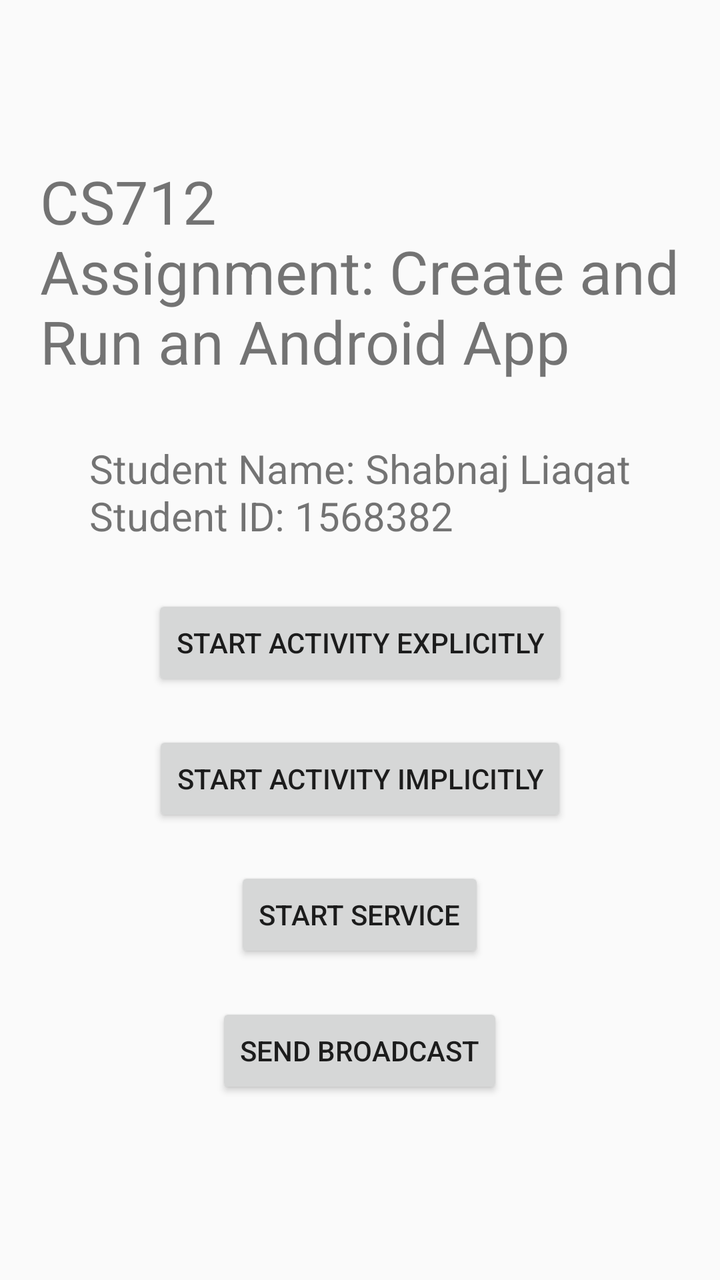
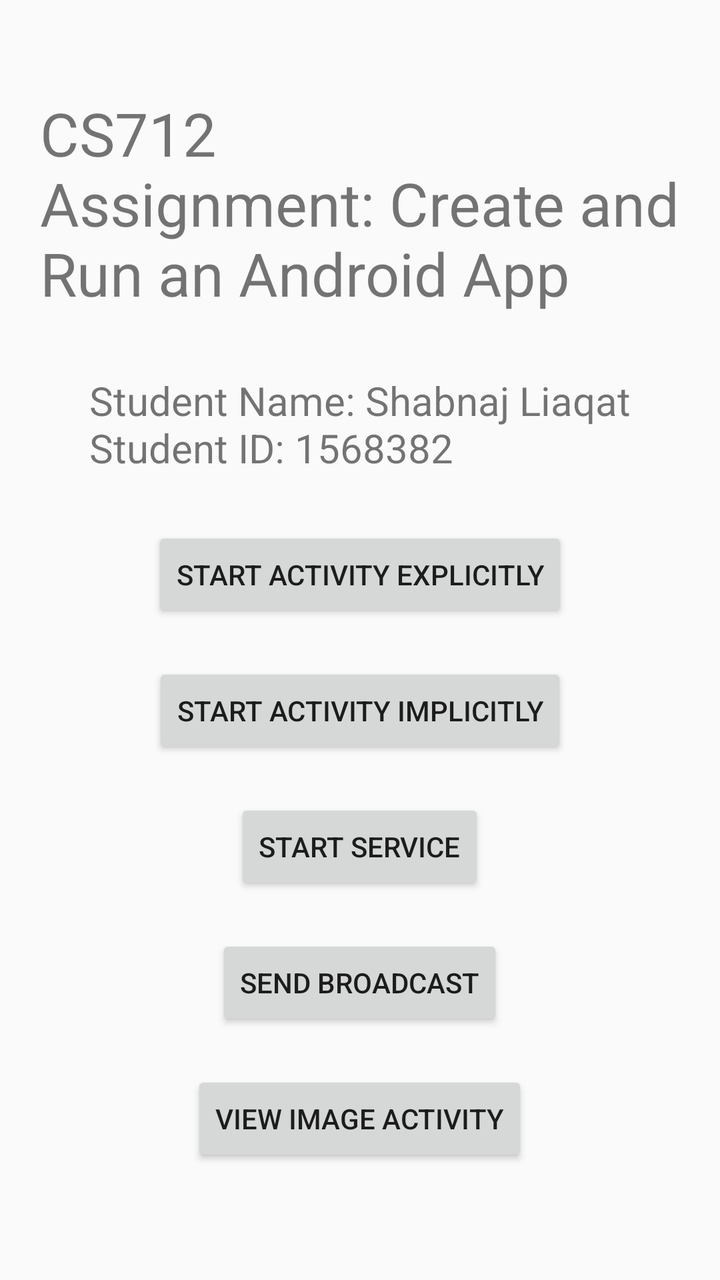

Two renders of the same Android screen: before a commit and after it. Below are the layout's source before the change and the commit's diff.
<!-- AndroidManifest.xml: application theme Theme.CS712AndroidApp -->
<!-- res/layout/main_activity.xml -->
<?xml version="1.0" encoding="utf-8"?>
<LinearLayout
    xmlns:android="http://schemas.android.com/apk/res/android"
    android:layout_width="match_parent"
    android:layout_height="match_parent"
    android:orientation="vertical"
    android:gravity="center"
    android:padding="20dp">

    <TextView
        android:id="@+id/textTitle"
        android:layout_width="wrap_content"
        android:layout_height="wrap_content"
        android:text="CS712\nAssignment: Create and Run an Android App"
        android:textSize="30sp"
        android:layout_marginBottom="30dp"/>

    <TextView
        android:id="@+id/textName"
        android:layout_width="wrap_content"
        android:layout_height="wrap_content"
        android:text="Student Name: Shabnaj Liaqat\nStudent ID: 1568382"
        android:textSize="20dp"
        android:layout_marginBottom="16dp"/>

    <Button
        android:id="@+id/buttonExplicit"
        android:layout_width="wrap_content"
        android:layout_height="wrap_content"
        android:text="Start Activity Explicitly"
        android:layout_margin="10sp"/>

    <Button
        android:id="@+id/buttonImplicit"
        android:layout_width="wrap_content"
        android:layout_height="wrap_content"
        android:text="Start Activity Implicitly"
        android:layout_margin="10sp"/>
    
    <Button
        android:id="@+id/buttonStartService"
        android:layout_width="wrap_content"
        android:layout_height="wrap_content"
        android:text="Start Service"
        android:layout_margin="10sp"/>

    <Button
        android:id="@+id/buttonSendBroadcast"
        android:layout_width="wrap_content"
        android:layout_height="wrap_content"
        android:text="Send Broadcast"
        android:layout_margin="10sp"/>


</LinearLayout>
<!-- resources referenced by this layout -->
<resources>
  <style name="Theme.CS712AndroidApp" parent="android:Theme.Material.Light.NoActionBar" />
</resources>

<!-- the commit's change to res/layout/main_activity.xml (unified diff, before → after) -->
@@ -51,5 +51,11 @@
         android:text="Send Broadcast"
         android:layout_margin="10sp"/>
 
+    <Button
+        android:id="@+id/buttonThirdActivity"
+        android:layout_width="wrap_content"
+        android:layout_height="wrap_content"
+        android:text="View Image Activity"
+        android:layout_margin="10sp"/>
 
 </LinearLayout>
